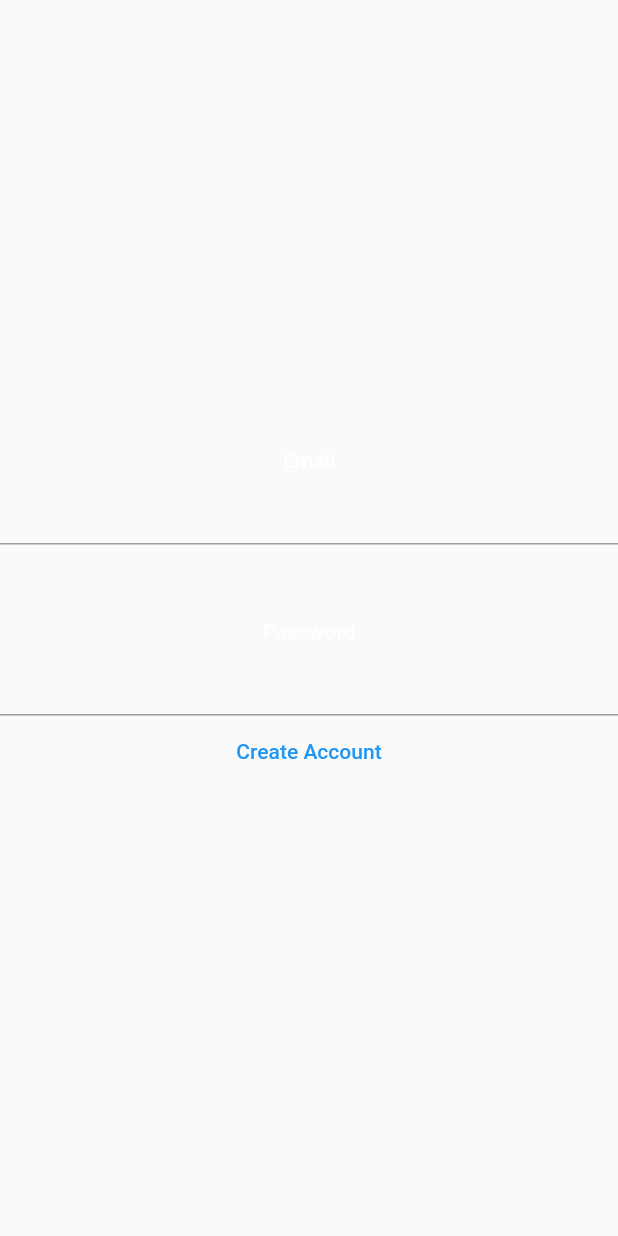
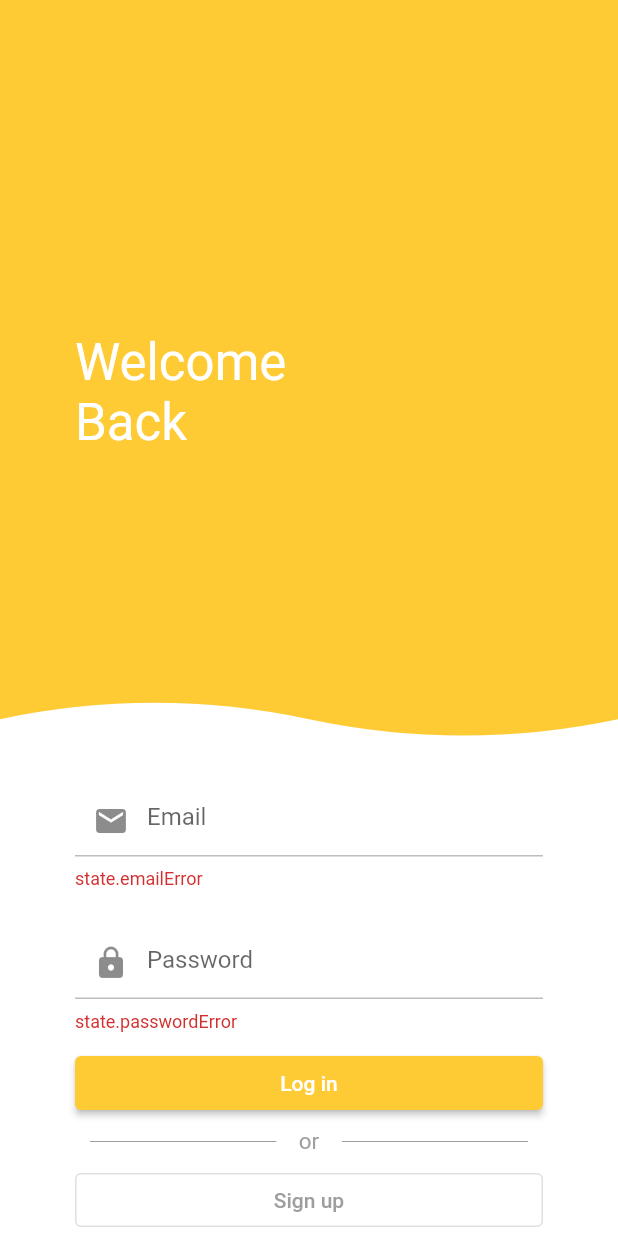
Before and after one commit to strathdeek/todos, a Flutter app: the screen it shows after launch, after a tap on "Log in", on a phone screen of 412 x 824 dp. Run offline on Flutter 3.47's test engine with Material 2 defaults, Android fonts, the phone set to English and light mode, and no system bars; our stand-ins replace bloc, equatable, firebase_auth, firebase_core, flutter_bloc, get_it and 2 more; accounts and stored records are empty.

Commit message:
login page ui

```diff
--- a/lib/main.dart
+++ b/lib/main.dart
@@ -58,7 +58,7 @@ class TodoApp extends StatelessWidget {
               _navigator.pushNamedAndRemoveUntil('/', (route) => false);
             } else if (state is AuthenticationUnauthenticated) {
               _navigator.pushNamedAndRemoveUntil<void>(
-                '/register',
+                '/login',
                 (route) => false,
               );
             } else {
--- a/lib/pages/login_page.dart
+++ b/lib/pages/login_page.dart
@@ -1,30 +1,149 @@
 import 'package:flutter/material.dart';
+import 'package:flutter_bloc/flutter_bloc.dart';
+import 'package:todos/data/bloc/login/login_bloc.dart';
+import 'package:todos/widgets/curve.dart';
 
 class LoginPage extends StatelessWidget {
-  void _navigateToRegistration(BuildContext context) {
-    Navigator.of(context)
-        .pushNamedAndRemoveUntil('/register', (route) => false);
-  }
-
   @override
   Widget build(BuildContext context) {
+    var primaryColor = Theme.of(context).primaryColor;
     return Scaffold(
       body: Container(
+        color: Colors.white,
         alignment: Alignment.center,
         child: Column(
-          mainAxisAlignment: MainAxisAlignment.center,
-          crossAxisAlignment: CrossAxisAlignment.center,
           children: [
-            Text('Email'),
-            TextField(),
-            SizedBox(
-              height: 50,
+            Expanded(
+              child: Stack(children: [
+                LayoutBuilder(
+                  builder: (context, constraints) => AnimatedContainer(
+                    duration: Duration(milliseconds: 300),
+                    curve: Curves.ease,
+                    width: constraints.widthConstraints().maxWidth,
+                    height: constraints.heightConstraints().maxHeight,
+                    child: CustomPaint(
+                      painter: CurvePainter(color: primaryColor),
+                    ),
+                  ),
+                ),
+                AnimatedAlign(
+                    duration: Duration(milliseconds: 300),
+                    curve: Curves.ease,
+                    alignment: Alignment.centerLeft,
+                    child: Padding(
+                      padding: const EdgeInsets.only(left: 50),
+                      child: Text(
+                        'Welcome\nBack',
+                        style: Theme.of(context)
+                            .textTheme
+                            .headline4!
+                            .copyWith(color: Colors.white),
+                      ),
+                    ))
+              ]),
             ),
-            Text('Password'),
-            TextField(),
-            TextButton(
-                onPressed: () => _navigateToRegistration(context),
-                child: Text('Create Account'))
+            Padding(
+              padding: const EdgeInsets.symmetric(horizontal: 50),
+              child: SafeArea(
+                child: Column(
+                  mainAxisAlignment: MainAxisAlignment.spaceBetween,
+                  crossAxisAlignment: CrossAxisAlignment.stretch,
+                  children: [
+                    BlocBuilder<LoginBloc, LoginState>(
+                      builder: (context, state) {
+                        return TextField(
+                          keyboardType: TextInputType.emailAddress,
+                          autocorrect: false,
+                          onChanged: (value) {
+                            //todo
+                          },
+                          style: TextStyle(color: Colors.black),
+                          decoration: InputDecoration(
+                            hintText: 'Email',
+                            errorText: 'state.emailError', //todo
+                            prefixIcon: Icon(
+                              Icons.email,
+                            ),
+                            errorBorder: UnderlineInputBorder(
+                                borderSide:
+                                    BorderSide(color: Colors.grey.shade400)),
+                            focusedErrorBorder: UnderlineInputBorder(
+                                borderSide: BorderSide(color: primaryColor)),
+                          ),
+                          cursorColor: primaryColor,
+                        );
+                      },
+                    ),
+                    SizedBox(height: 25),
+                    BlocBuilder<LoginBloc, LoginState>(
+                      builder: (context, state) {
+                        return TextField(
+                          keyboardType: TextInputType.visiblePassword,
+                          autocorrect: false,
+                          obscureText: true,
+                          style: TextStyle(color: Colors.black),
+                          onChanged: (value) {
+                            //todo
+                          },
+                          decoration: InputDecoration(
+                            errorText: 'state.passwordError', //todo
+                            hintText: 'Password',
+                            prefixIcon: Icon(Icons.lock),
+                            errorBorder: UnderlineInputBorder(
+                                borderSide:
+                                    BorderSide(color: Colors.grey.shade400)),
+                            focusedErrorBorder: UnderlineInputBorder(
+                                borderSide: BorderSide(color: primaryColor)),
+                          ),
+                          cursorColor: primaryColor,
+                        );
+                      },
+                    ),
+                    SizedBox(
+                      height: 10,
+                    ),
+                    ElevatedButton(
+                        style: ElevatedButton.styleFrom(primary: primaryColor),
+                        onPressed: () {
+                          //todo
+                        },
+                        child: Text('Log in')),
+                    Container(
+                      child: Row(children: <Widget>[
+                        Expanded(
+                          child: Container(
+                              margin: const EdgeInsets.only(
+                                  left: 10.0, right: 15.0),
+                              child: Divider(
+                                color: Colors.grey.shade500,
+                                height: 30,
+                              )),
+                        ),
+                        Text(
+                          'or',
+                          style: TextStyle(
+                              color: Colors.grey.shade500, fontSize: 15),
+                        ),
+                        Expanded(
+                          child: Container(
+                              margin: const EdgeInsets.only(
+                                  left: 15.0, right: 10.0),
+                              child: Divider(
+                                color: Colors.grey.shade500,
+                                height: 30,
+                              )),
+                        ),
+                      ]),
+                    ),
+                    OutlinedButton(
+                        onPressed: () => Navigator.of(context)
+                            .pushNamedAndRemoveUntil(
+                                '/register', (route) => false),
+                        child: Text('Sign up')),
+                  ],
+                ),
+              ),
+            ),
           ],
         ),
       ),
--- a/lib/pages/register_page.dart
+++ b/lib/pages/register_page.dart
@@ -128,12 +128,15 @@ class RegisterPage extends StatelessWidget {
                         );
                       },
                     ),
+                    SizedBox(
+                      height: 10,
+                    ),
                     ElevatedButton(
                         style: ElevatedButton.styleFrom(primary: primaryColor),
                         onPressed: () => context
                             .read<RegisterBloc>()
                             .add(RegisterSubmitted()),
-                        child: Text('Create Account')),
+                        child: Text('Sign up')),
                     Container(
                       child: Row(children: <Widget>[
                         Expanded(
```
